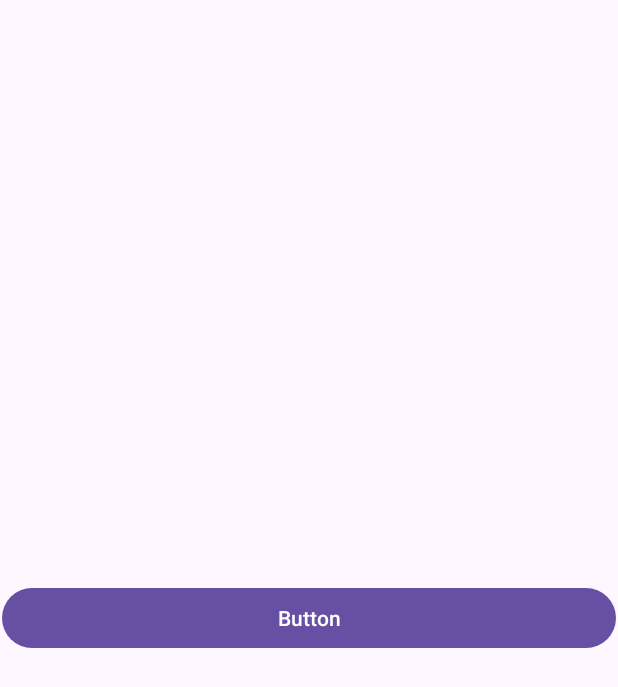
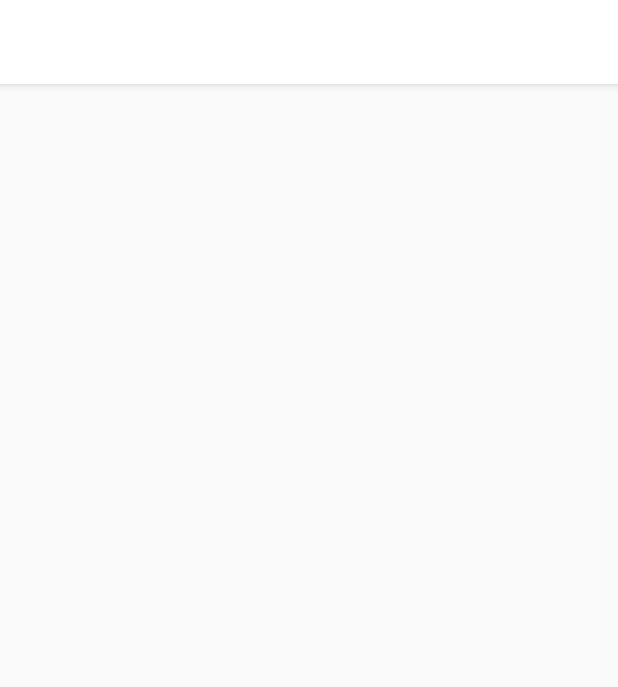
Before and after one commit to rk-3131/Android-Concepts, an Android app: the screen it shows after launch (MainActivity), on a phone screen of 412 x 824 dp. Shown: the top 687 px of the screen. Run offline under Robolectric (Android 15) with nearby library versions, the phone set to English and light mode, and no system bars; our stand-ins replace Firebase (no records; nobody signed in at launch, a user with empty details on screens opened directly).

Commit message:
WeChat: SignIn with email address added with logout function in Mainactivity

```diff
--- a/FireBase/WeChat/app/src/main/AndroidManifest.xml
+++ b/FireBase/WeChat/app/src/main/AndroidManifest.xml
@@ -19,7 +19,9 @@
             android:exported="false" />
         <activity
             android:name=".MainActivity"
-            android:exported="true">
+            android:exported="true"
+            android:theme="@style/AppTheme">
+            >
             <intent-filter>
                 <action android:name="android.intent.action.MAIN" />
 
--- a/FireBase/WeChat/app/src/main/java/com/example/wechat/MainActivity.java
+++ b/FireBase/WeChat/app/src/main/java/com/example/wechat/MainActivity.java
@@ -1,29 +1,48 @@
 package com.example.wechat;
 
+import androidx.annotation.NonNull;
 import androidx.appcompat.app.AppCompatActivity;
 
 import android.content.Intent;
 import android.os.Bundle;
+import android.view.Menu;
+import android.view.MenuInflater;
+import android.view.MenuItem;
 import android.view.View;
 import android.widget.Button;
+import android.widget.Switch;
 import android.widget.TextView;
 import android.widget.Toast;
 
+import com.google.firebase.auth.FirebaseAuth;
+
 public class MainActivity extends AppCompatActivity {
-
+    FirebaseAuth auth;
     @Override
     protected void onCreate(Bundle savedInstanceState) {
         super.onCreate(savedInstanceState);
         setContentView(R.layout.activity_main);
-        Button redirect = findViewById(R.id.button);
 
-        redirect.setOnClickListener(new View.OnClickListener() {
-            @Override
-            public void onClick(View view) {
-                Intent intent = new Intent(MainActivity.this, SignUpActivity.class);
-                Toast.makeText(MainActivity.this, "Redirecting.....", Toast.LENGTH_SHORT).show();
-                startActivity(intent);
-            }
-        });
+        auth = FirebaseAuth.getInstance();
+    }
+
+    @Override
+    public boolean onCreateOptionsMenu(Menu menu) {
+        MenuInflater inflater = getMenuInflater();
+        inflater.inflate(R.menu.main_menu, menu);
+        return super.onCreateOptionsMenu(menu);
+    }
+
+    @Override
+    public boolean onOptionsItemSelected(@NonNull MenuItem item) {
+        int ansId = item.getItemId();
+
+        if (ansId == R.id.menuSetting){
+            Toast.makeText(this, "Settings menu clicked", Toast.LENGTH_SHORT).show();
+        }else if (ansId == R.id.menuLogout){
+            auth.signOut();
+            startActivity(new Intent(MainActivity.this, SignInActivity.class));
+        }
+        return super.onOptionsItemSelected(item);
     }
 }
--- a/FireBase/WeChat/app/src/main/res/layout/activity_main.xml
+++ b/FireBase/WeChat/app/src/main/res/layout/activity_main.xml
@@ -4,17 +4,4 @@
     xmlns:tools="http://schemas.android.com/tools"
     android:layout_width="match_parent"
     android:layout_height="match_parent"
-    tools:context=".MainActivity">
-
-    <Button
-        android:id="@+id/button"
-        android:layout_width="409dp"
-        android:layout_height="wrap_content"
-        android:text="Button"
-        app:layout_constraintBottom_toBottomOf="parent"
-        app:layout_constraintEnd_toEndOf="parent"
-        app:layout_constraintHorizontal_bias="0.5"
-        app:layout_constraintStart_toStartOf="parent"
-        app:layout_constraintTop_toTopOf="parent"
-        app:layout_constraintVertical_bias="0.5" />
-</androidx.constraintlayout.widget.ConstraintLayout>
+    tools:context=".MainActivity"/>
--- /dev/null
+++ b/FireBase/WeChat/app/src/main/res/menu/main_menu.xml
@@ -0,0 +1,15 @@
+<?xml version="1.0" encoding="utf-8"?>
+<menu xmlns:android="http://schemas.android.com/apk/res/android">
+    <item
+        android:id="@+id/menuSetting"
+        android:title="Settings"
+        android:visible="true"
+        />
+
+    <item
+        android:id="@+id/menuLogout"
+        android:title="Logout"
+        android:visible="true"
+        />
+
+</menu>
--- /dev/null
+++ b/FireBase/WeChat/app/src/main/res/values/styel.xml
@@ -0,0 +1,7 @@
+<resources>
+    <style name="AppTheme" parent="Theme.AppCompat.Light.DarkActionBar">
+        <!-- Customize your theme here -->
+        <item name="colorPrimary">@color/white</item>
+        <item name="colorPrimaryDark">@color/black</item>
+    </style>
+</resources>
```
Also changed, not shown: FireBase/WeChat/app/src/main/java/com/example/wechat/SignInActivity.java (+19 -1 lines).
